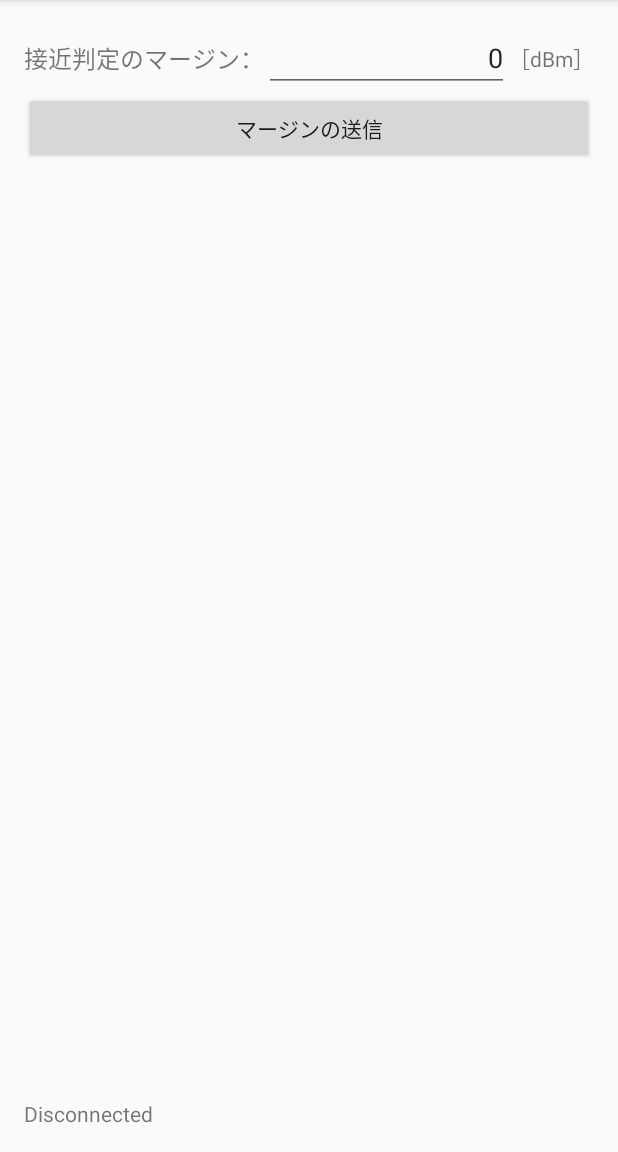
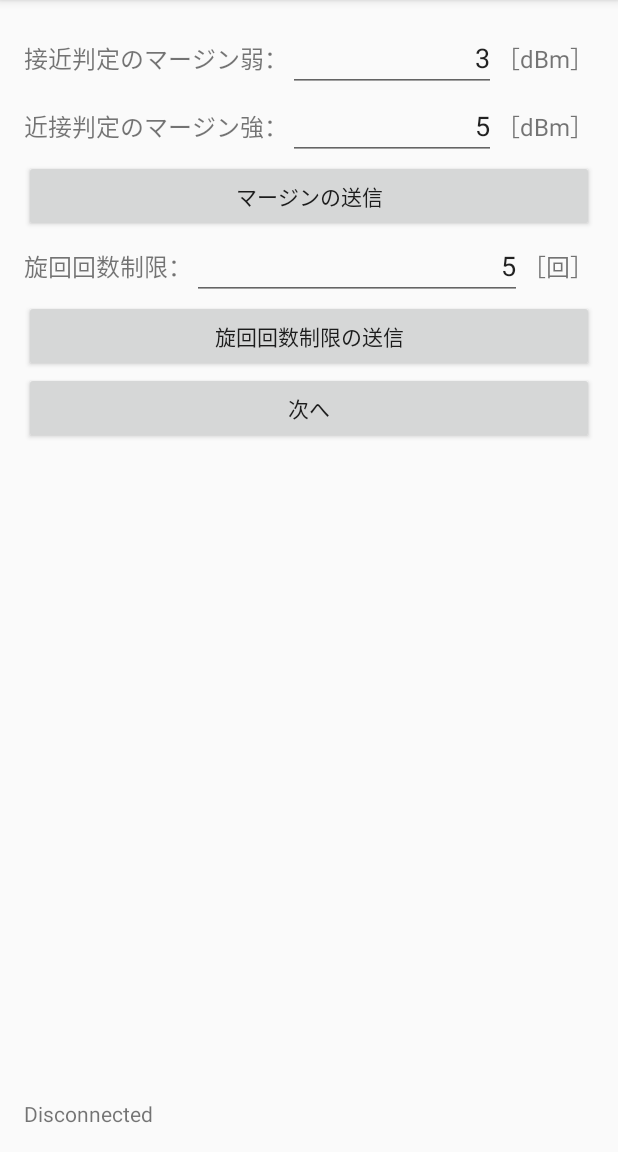
Before and after one commit to khanhvu161188/GuidingDrone, an Android app: the fragment MarginInputFragment placed in its activity, on a phone screen of 412 x 824 dp, the part 84-1236 px from its top. Run offline under Robolectric (Android 15) with nearby library versions, the phone set to English and light mode, and no system bars; libraries missing offline, so code that uses them is left out: dji.common.error, dji.common.util, dji.sdk.base, dji.sdk.flightcontroller, dji.sdk.products; 6 statements that could not run were skipped.

Commit message:
マージンを増やしたのとnone状態に変化するようにした

```diff
--- a/app/src/main/java/jp/mydns/diams/guidingdrone/Layout/MarginInputFragment.java
+++ b/app/src/main/java/jp/mydns/diams/guidingdrone/Layout/MarginInputFragment.java
@@ -26,10 +26,18 @@ public class MarginInputFragment extends Fragment {
     private View view;
     private MainActivity mParent;
 
-    private EditText mMargin_edt;
+    private EditText mMarginWeek_edt, mMarginStrong_edt;
     private Button mTransmit_btn;
 
+    private EditText mTurnCount_edt;
+    private Button mTurnCount_btn;
+
+    private Button mNextPage_btn;
+
     private FlightController mFlightController;
+
+    private boolean mTransmit_bl;
+    private boolean mTurnCount_bl;
 
     public MarginInputFragment() {
         // Required empty public constructor
@@ -53,14 +61,15 @@ public class MarginInputFragment extends Fragment {
         view = inflater.inflate(R.layout.fragment_margin_input, container, false);
         mParent = (MainActivity) getActivity();
 
-        mMargin_edt = (EditText) view.findViewById(R.id.margin_input_margin_editText);
+        mMarginWeek_edt = (EditText) view.findViewById(R.id.margin_input_margin_editText);
+        mMarginStrong_edt = (EditText) view.findViewById(R.id.margin_input_margin_strong_editText);
 
         mTransmit_btn = (Button) view.findViewById(R.id.margin_input_transmit_button);
         mTransmit_btn.setOnClickListener(new View.OnClickListener() {
             @Override
             public void onClick(View view) {
                 if (mFlightController != null) {
-                    String sendData_str = "margin:" + mMargin_edt.getText().toString() + "\0";
+                    String sendData_str = "margin:" + mMarginWeek_edt.getText().toString() + ":" + mMarginStrong_edt.getText().toString() + "\0";
 
                     mFlightController.sendDataToOnboardSDKDevice(sendData_str.getBytes(), new CommonCallbacks.CompletionCallback() {
                         @Override
@@ -68,11 +77,44 @@ public class MarginInputFragment extends Fragment {
 
                         }
                     });
+                    mTransmit_btn.setEnabled(false);
+                    mTransmit_bl = true;
+                }
+            }
+        });
 
+        mTurnCount_edt = (EditText) view.findViewById(R.id.margin_input_turn_count_editText);
+        mTurnCount_btn = (Button) view.findViewById(R.id.margin_input_turn_count_button);
+        mTurnCount_btn.setOnClickListener(new View.OnClickListener() {
+            @Override
+            public void onClick(View view) {
+                if (mFlightController != null) {
+                    String sendData_str = "turnCnt:" + mTurnCount_edt.getText().toString() + "\0";
+
+                    mFlightController.sendDataToOnboardSDKDevice(sendData_str.getBytes(), new CommonCallbacks.CompletionCallback() {
+                        @Override
+                        public void onResult(DJIError djiError) {
+
+                        }
+                    });
+                    mTurnCount_btn.setEnabled(false);
+                    mTurnCount_bl = true;
+                }
+            }
+        });
+
+        mNextPage_btn = (Button) view.findViewById(R.id.margin_input_next_page_button);
+        mNextPage_btn.setOnClickListener(new View.OnClickListener() {
+            @Override
+            public void onClick(View view) {
+                if (mTransmit_bl && mTurnCount_bl) {
                     fragmentChange();
                 }
             }
         });
+
+        mTransmit_bl = false;
+        mTurnCount_bl = false;
 
         initFlightController();
 
--- a/app/src/main/java/jp/mydns/diams/guidingdrone/Layout/SimpleOSDKFragment.java
+++ b/app/src/main/java/jp/mydns/diams/guidingdrone/Layout/SimpleOSDKFragment.java
@@ -200,7 +200,7 @@ public class SimpleOSDKFragment extends Fragment {
             if (data.equals("landing")) {
                 mResetOK = true;
                 mParent.showToast(data);
-            } else if (data.substring(0, 5).equals("BA000") || data.equals("none")) {
+            } else if (data.substring(0, 5).equals("BA000")) {
                 mBeaconID = data;
                 mParent.showToast(data);
             } else if (data.indexOf("center_beacon_status:") == 0) {
@@ -211,9 +211,11 @@ public class SimpleOSDKFragment extends Fragment {
                 mBeaconPostion = Boolean.parseBoolean(data.split(":")[1]);
             } else if (data.indexOf("sclar_rssi:") == 0) {
                 String[] scalarRssi_str = data.split(":")[1].split(",");
-                mScalarRssi = new double[scalarRssi_str.length];
-                for (int i = 0; i < scalarRssi_str.length; i++) {
-                    mScalarRssi[i] = Double.parseDouble(scalarRssi_str[i]);
+                if (data.split(":")[1] != "0,0,0,0,0") {
+                    mScalarRssi = new double[scalarRssi_str.length];
+                    for (int i = 0; i < scalarRssi_str.length; i++) {
+                        mScalarRssi[i] = Double.parseDouble(scalarRssi_str[i]);
+                    }
                 }
             } else {
                 mParent.showToast(data);
@@ -232,6 +234,7 @@ public class SimpleOSDKFragment extends Fragment {
             } else if (!mBeaconID.equals("N/A")) {
                 mBeacon_txt.setText(mBeaconID);
                 mBeacon_txt.setBackgroundColor(Color.GREEN);
+                mBeaconID = "none";
             }
 
             if (mCenterBeaconStatus) {
--- a/app/src/main/res/layout/fragment_margin_input.xml
+++ b/app/src/main/res/layout/fragment_margin_input.xml
@@ -12,7 +12,7 @@
         android:layout_alignParentStart="true"
         android:layout_alignParentTop="true"
         android:gravity="center_vertical"
-        android:text="接近判定のマージン："
+        android:text="接近判定のマージン弱："
         android:textSize="16dp" />
 
     <EditText
@@ -20,12 +20,12 @@
         android:layout_width="wrap_content"
         android:layout_height="wrap_content"
         android:layout_alignParentTop="true"
+        android:layout_toEndOf="@id/margin_input_margin_textView"
+        android:layout_toStartOf="@+id/margin_input_dbm_textView"
         android:ems="10"
         android:gravity="right"
         android:inputType="textPersonName"
-        android:text="0"
-        android:layout_toStartOf="@+id/margin_input_dbm_textView"
-        android:layout_toEndOf="@id/margin_input_margin_textView"/>
+        android:text="3" />
 
     <TextView
         android:id="@+id/margin_input_dbm_textView"
@@ -35,7 +35,41 @@
         android:layout_alignParentEnd="true"
         android:layout_alignParentTop="true"
         android:gravity="center_vertical"
-        android:text="［dBm］" />
+        android:text="［dBm］"
+        android:textSize="16dp" />
+
+    <TextView
+        android:id="@+id/margin_input_margin_strong_textView"
+        android:layout_width="wrap_content"
+        android:layout_height="wrap_content"
+        android:layout_alignBottom="@+id/margin_input_margin_strong_editText"
+        android:layout_below="@id/margin_input_margin_textView"
+        android:gravity="center_vertical"
+        android:text="近接判定のマージン強："
+        android:textSize="16dp" />
+
+    <EditText
+        android:id="@+id/margin_input_margin_strong_editText"
+        android:layout_width="wrap_content"
+        android:layout_height="wrap_content"
+        android:layout_below="@id/margin_input_margin_textView"
+        android:layout_toEndOf="@id/margin_input_margin_strong_textView"
+        android:layout_toStartOf="@+id/margin_input_dbm2_textView"
+        android:ems="10"
+        android:gravity="right"
+        android:inputType="textPersonName"
+        android:text="5" />
+
+    <TextView
+        android:id="@+id/margin_input_dbm2_textView"
+        android:layout_width="wrap_content"
+        android:layout_height="wrap_content"
+        android:layout_alignBottom="@id/margin_input_margin_strong_editText"
+        android:layout_alignParentEnd="true"
+        android:layout_below="@id/margin_input_margin_textView"
+        android:gravity="center_vertical"
+        android:text="［dBm］"
+        android:textSize="16dp" />
 
     <Button
         android:id="@+id/margin_input_transmit_button"
@@ -43,6 +77,58 @@
         android:layout_height="wrap_content"
         android:layout_alignParentEnd="true"
         android:layout_alignParentStart="true"
-        android:layout_below="@+id/margin_input_margin_textView"
+        android:layout_below="@+id/margin_input_margin_strong_textView"
         android:text="マージンの送信" />
+
+    <TextView
+        android:id="@+id/margin_input_turn_count_textView"
+        android:layout_width="wrap_content"
+        android:layout_height="wrap_content"
+        android:layout_alignBottom="@+id/margin_input_turn_count_editText"
+        android:layout_alignParentStart="true"
+        android:layout_below="@+id/margin_input_transmit_button"
+        android:gravity="center_vertical"
+        android:text="旋回回数制限："
+        android:textSize="16dp" />
+
+    <EditText
+        android:id="@+id/margin_input_turn_count_editText"
+        android:layout_width="wrap_content"
+        android:layout_height="wrap_content"
+        android:layout_below="@+id/margin_input_transmit_button"
+        android:layout_toEndOf="@+id/margin_input_turn_count_textView"
+        android:layout_toStartOf="@+id/margin_input_turned_textView"
+        android:ems="10"
+        android:gravity="right"
+        android:inputType="number"
+        android:text="5" />
+
+    <TextView
+        android:id="@+id/margin_input_turned_textView"
+        android:layout_width="wrap_content"
+        android:layout_height="wrap_content"
+        android:layout_alignBottom="@+id/margin_input_turn_count_editText"
+        android:layout_alignParentEnd="true"
+        android:layout_below="@+id/margin_input_transmit_button"
+        android:gravity="center_vertical"
+        android:text="［回］"
+        android:textSize="16dp" />
+
+    <Button
+        android:id="@+id/margin_input_turn_count_button"
+        android:layout_width="wrap_content"
+        android:layout_height="wrap_content"
+        android:layout_alignParentEnd="true"
+        android:layout_alignParentStart="true"
+        android:layout_below="@+id/margin_input_turn_count_textView"
+        android:text="旋回回数制限の送信" />
+
+    <Button
+        android:id="@+id/margin_input_next_page_button"
+        android:layout_width="wrap_content"
+        android:layout_height="wrap_content"
+        android:layout_alignParentEnd="true"
+        android:layout_alignParentStart="true"
+        android:layout_below="@+id/margin_input_turn_count_button"
+        android:text="次へ" />
 </RelativeLayout>
```
